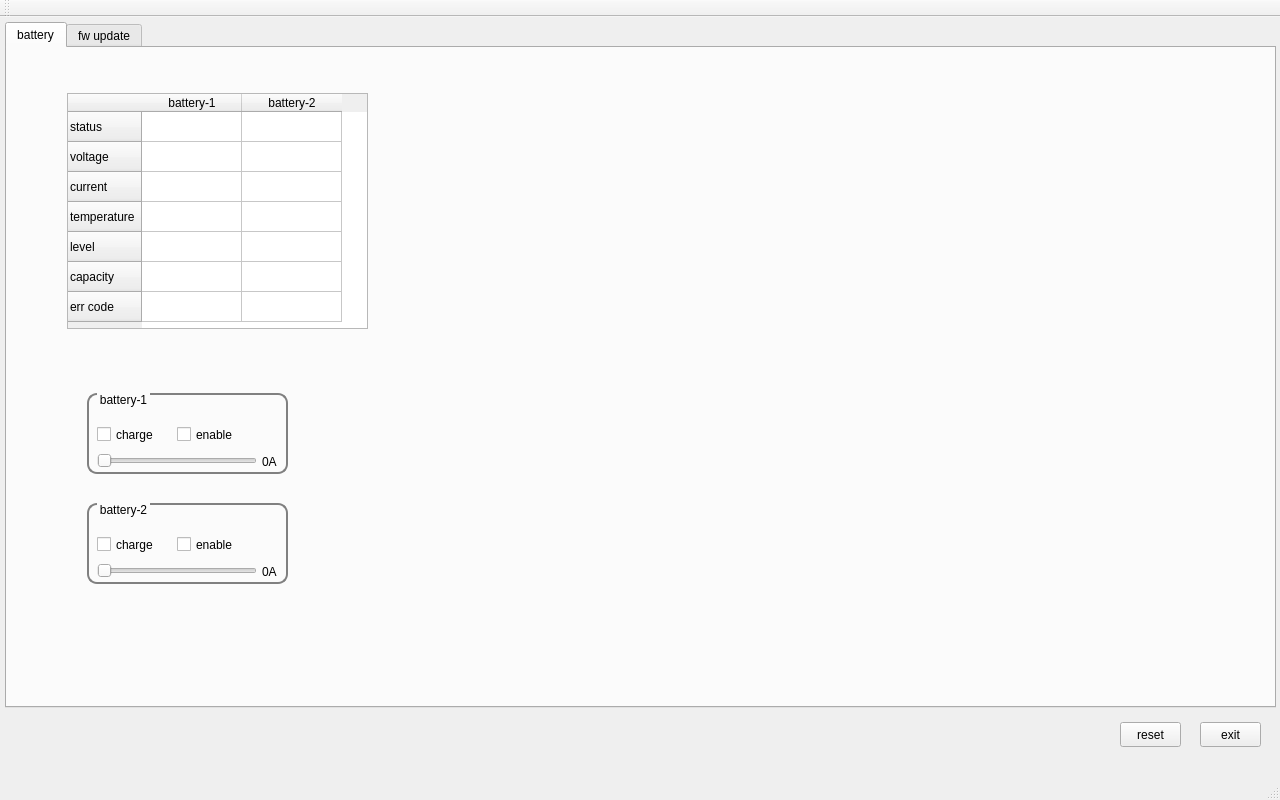
Before: the Qt Designer form mainwindow.ui in summerkaka/autobat, drawn with Qt 5.
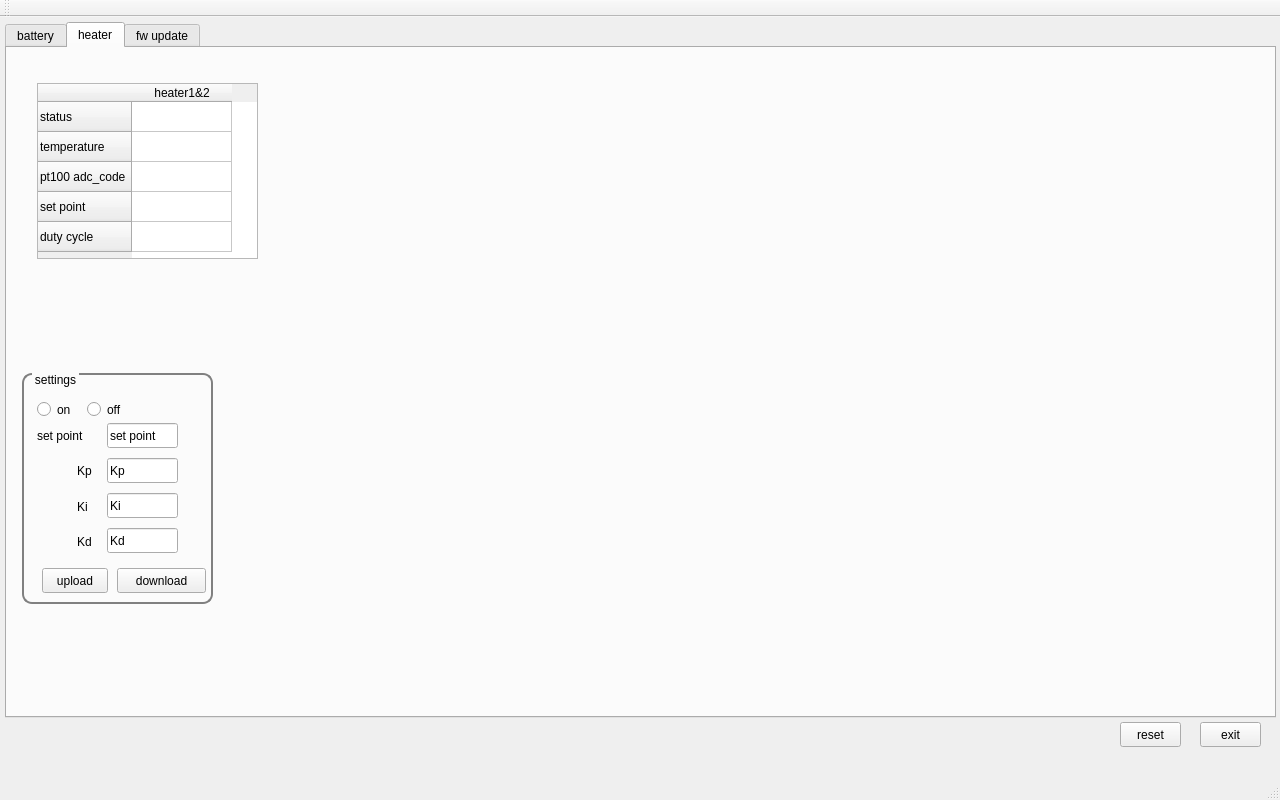
After: the same form once the commit is applied. Custom widgets are drawn as their Qt base class.

Commit message: 2017-09-22 save this version as example for class reference member initialization. in the future rtcurve class would be changed to detialed bat_v_curve, bat_t_curve,,heater_curve because they have different curve amount

Patch:
```diff
--- a/mainwindow.ui
+++ b/mainwindow.ui
@@ -20,7 +20,7 @@
       <x>5</x>
       <y>5</y>
       <width>1271</width>
-      <height>686</height>
+      <height>696</height>
      </rect>
     </property>
     <property name="maximumSize">
@@ -30,7 +30,7 @@
      </size>
     </property>
     <property name="currentIndex">
-     <number>0</number>
+     <number>1</number>
     </property>
     <widget class="QWidget" name="tab">
      <attribute name="title">
@@ -274,6 +274,246 @@
       </property>
      </widget>
     </widget>
+    <widget class="QWidget" name="tab_3">
+     <attribute name="title">
+      <string>heater</string>
+     </attribute>
+     <widget class="QTableWidget" name="tableWidget_2">
+      <property name="geometry">
+       <rect>
+        <x>30</x>
+        <y>35</y>
+        <width>221</width>
+        <height>176</height>
+       </rect>
+      </property>
+      <row>
+       <property name="text">
+        <string>status</string>
+       </property>
+      </row>
+      <row>
+       <property name="text">
+        <string>temperature</string>
+       </property>
+      </row>
+      <row>
+       <property name="text">
+        <string>pt100 adc_code</string>
+       </property>
+      </row>
+      <row>
+       <property name="text">
+        <string>set point</string>
+       </property>
+      </row>
+      <row>
+       <property name="text">
+        <string>duty cycle</string>
+       </property>
+      </row>
+      <column>
+       <property name="text">
+        <string>heater1&amp;2</string>
+       </property>
+      </column>
+     </widget>
+     <widget class="QWidget" name="rtcurve_heater_t" native="true">
+      <property name="geometry">
+       <rect>
+        <x>265</x>
+        <y>15</y>
+        <width>996</width>
+        <height>631</height>
+       </rect>
+      </property>
+     </widget>
+     <widget class="QGroupBox" name="groupBox_3">
+      <property name="geometry">
+       <rect>
+        <x>15</x>
+        <y>325</y>
+        <width>191</width>
+        <height>231</height>
+       </rect>
+      </property>
+      <property name="styleSheet">
+       <string notr="true">QGroupBox{
+border-width:2px;
+border-style:solid;
+border-radius: 10px;
+border-color:gray;
+margin-top:1ex;
+}
+QGroupBox::title{
+subcontrol-origin:margin;
+subcontrol-position:top left;
+left:10px;
+margin-left:0px;
+padding:0 1px;
+}</string>
+      </property>
+      <property name="title">
+       <string>settings</string>
+      </property>
+      <widget class="QPushButton" name="pushButton_3">
+       <property name="geometry">
+        <rect>
+         <x>95</x>
+         <y>195</y>
+         <width>89</width>
+         <height>25</height>
+        </rect>
+       </property>
+       <property name="text">
+        <string>download</string>
+       </property>
+      </widget>
+      <widget class="QLineEdit" name="lineEdit_2">
+       <property name="geometry">
+        <rect>
+         <x>85</x>
+         <y>85</y>
+         <width>71</width>
+         <height>25</height>
+        </rect>
+       </property>
+       <property name="text">
+        <string>Kp</string>
+       </property>
+      </widget>
+      <widget class="QLineEdit" name="lineEdit_3">
+       <property name="geometry">
+        <rect>
+         <x>85</x>
+         <y>120</y>
+         <width>71</width>
+         <height>25</height>
+        </rect>
+       </property>
+       <property name="text">
+        <string>Ki</string>
+       </property>
+      </widget>
+      <widget class="QLineEdit" name="lineEdit_4">
+       <property name="geometry">
+        <rect>
+         <x>85</x>
+         <y>155</y>
+         <width>71</width>
+         <height>25</height>
+        </rect>
+       </property>
+       <property name="text">
+        <string>Kd</string>
+       </property>
+      </widget>
+      <widget class="QLabel" name="label">
+       <property name="geometry">
+        <rect>
+         <x>55</x>
+         <y>90</y>
+         <width>26</width>
+         <height>16</height>
+        </rect>
+       </property>
+       <property name="text">
+        <string>Kp</string>
+       </property>
+      </widget>
+      <widget class="QLabel" name="label_2">
+       <property name="geometry">
+        <rect>
+         <x>55</x>
+         <y>125</y>
+         <width>26</width>
+         <height>17</height>
+        </rect>
+       </property>
+       <property name="text">
+        <string>Ki</string>
+       </property>
+      </widget>
+      <widget class="QLabel" name="label_3">
+       <property name="geometry">
+        <rect>
+         <x>55</x>
+         <y>160</y>
+         <width>26</width>
+         <height>17</height>
+        </rect>
+       </property>
+       <property name="text">
+        <string>Kd</string>
+       </property>
+      </widget>
+      <widget class="QLineEdit" name="lineEdit_5">
+       <property name="geometry">
+        <rect>
+         <x>85</x>
+         <y>50</y>
+         <width>71</width>
+         <height>25</height>
+        </rect>
+       </property>
+       <property name="text">
+        <string>set point</string>
+       </property>
+      </widget>
+      <widget class="QLabel" name="label_6">
+       <property name="geometry">
+        <rect>
+         <x>15</x>
+         <y>55</y>
+         <width>66</width>
+         <height>16</height>
+        </rect>
+       </property>
+       <property name="text">
+        <string>set point</string>
+       </property>
+      </widget>
+      <widget class="QRadioButton" name="radioButton">
+       <property name="geometry">
+        <rect>
+         <x>15</x>
+         <y>25</y>
+         <width>41</width>
+         <height>23</height>
+        </rect>
+       </property>
+       <property name="text">
+        <string>on</string>
+       </property>
+      </widget>
+      <widget class="QRadioButton" name="radioButton_2">
+       <property name="geometry">
+        <rect>
+         <x>65</x>
+         <y>25</y>
+         <width>46</width>
+         <height>23</height>
+        </rect>
+       </property>
+       <property name="text">
+        <string>off</string>
+       </property>
+      </widget>
+      <widget class="QPushButton" name="pushButton_6">
+       <property name="geometry">
+        <rect>
+         <x>20</x>
+         <y>195</y>
+         <width>66</width>
+         <height>25</height>
+        </rect>
+       </property>
+       <property name="text">
+        <string>upload</string>
+       </property>
+      </widget>
+     </widget>
+    </widget>
     <widget class="QWidget" name="tab_2">
      <attribute name="title">
       <string>fw update</string>
```
Left out of the diff: 8 changed lines with no effect on the pictures. The commit also changes 23 other files.
